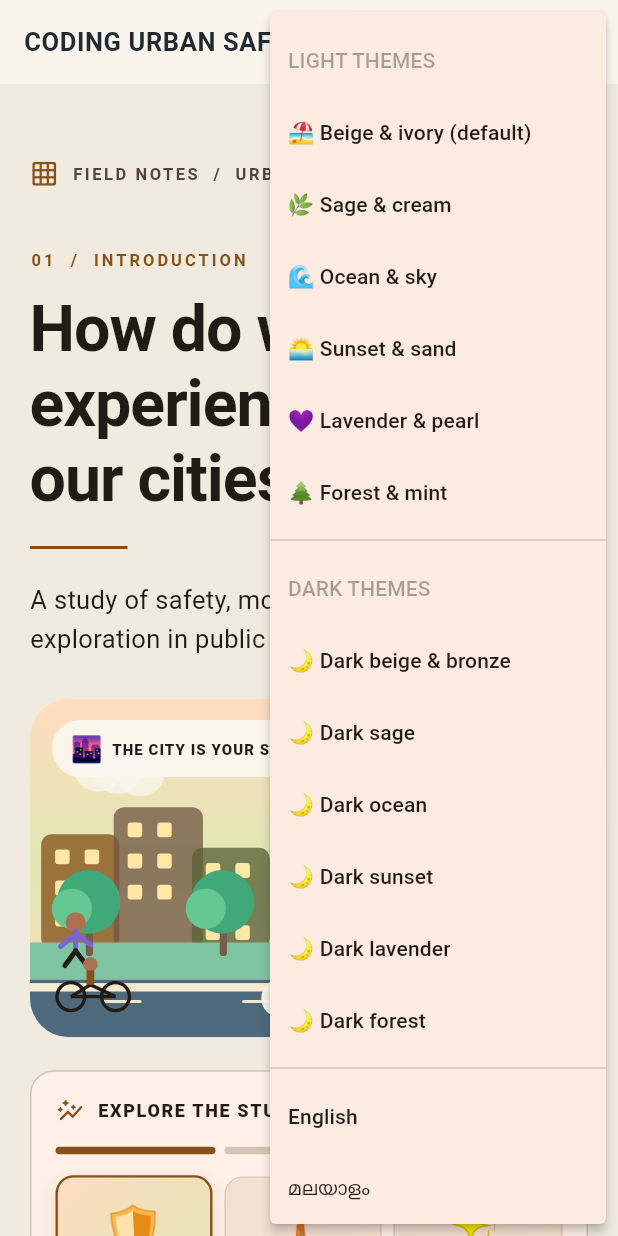
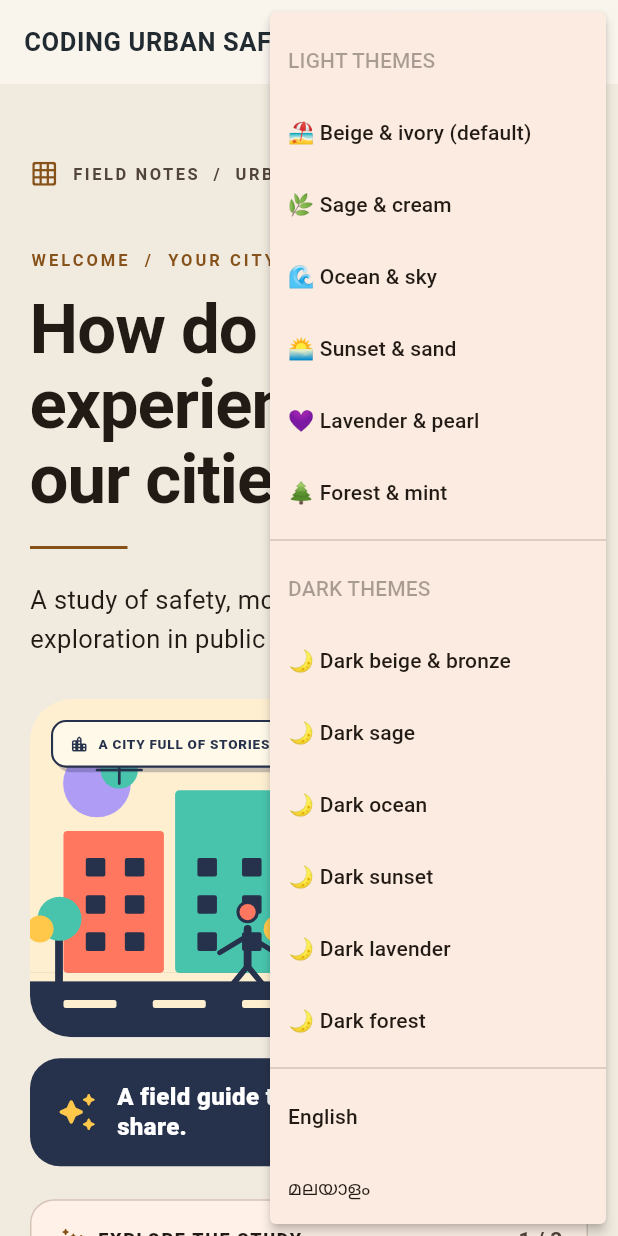
Before and after one commit to literallyshiva/coding-urban-safety, a Flutter app: the screen it shows after launch, after a tap on the "settings" icon, on a phone screen of 412 x 824 dp. Run offline on Flutter 3.47's test engine with Material 3 defaults, Android fonts, the phone set to English and light mode, and no system bars; our stand-ins replace cloud_firestore, firebase_auth, firebase_core, geolocator, google_maps_flutter, shared_preferences; missing offline and left inert: dart:html, dart:js_util; accounts and stored records are empty.

Commit message:
Add files via upload

```diff
--- a/lib/pages/home_page.dart
+++ b/lib/pages/home_page.dart
@@ -4,6 +4,7 @@
 import '../services/app_preferences.dart';
 import '../widgets/research_scaffold.dart';
 import '../widgets/animated_research_emoji.dart';
+import '../widgets/editorial_city_artwork.dart';
 import 'study_area_page.dart';
 import 'safety_assessment_page.dart';
 import 'research_dashboard_page.dart';
@@ -63,12 +64,12 @@
               ],
             ),
             const SizedBox(height: 25),
-            Text('01  /  INTRODUCTION',
+            Text('WELCOME  /  YOUR CITY, YOUR STORY',
               style: TextStyle(fontSize: 11, letterSpacing: 2,
                 fontWeight: FontWeight.w700, color: colors.primary)),
             const SizedBox(height: 13),
             Text(AppPreferences.instance.tr('How do we\nexperience\nour cities?', 'നമ്മുടെ നഗരങ്ങളെ\nനാം എങ്ങനെ\nഅനുഭവിക്കുന്നു?'),
-              style: TextStyle(fontSize: 43, height: 1.16,
+              style: TextStyle(fontSize: 46, height: 1.08,
                 fontWeight: FontWeight.w600, letterSpacing: -0.7, color: textColor)),
             const SizedBox(height: 20),
             Container(height: 2, width: 65, color: Theme.of(context).colorScheme.primary),
@@ -76,7 +77,9 @@
             Text(AppPreferences.instance.tr('A study of safety, movement and playful exploration in public spaces.', 'പൊതു ഇടങ്ങളിലെ സുരക്ഷ, സഞ്ചാരം, വിനോദാനുഭവങ്ങൾ എന്നിവയെക്കുറിച്ചുള്ള പഠനം.'),
               style: TextStyle(fontSize: 17, height: 1.55, color: textColor)),
             const SizedBox(height: 27),
-            const _AnimatedCityHero(),
+            const EditorialCityArtwork(),
+            const SizedBox(height: 14),
+            const _EditorialNote(),
             const SizedBox(height: 22),
             const _ExploreResearchCard(),
             const SizedBox(height: 22),
@@ -459,3 +462,24 @@
     );
   }
 }
+
+class _EditorialNote extends StatelessWidget {
+  const _EditorialNote();
+  @override
+  Widget build(BuildContext context) {
+    return Container(
+      padding: const EdgeInsets.symmetric(horizontal: 17, vertical: 16),
+      decoration: BoxDecoration(
+        color: const Color(0xFF26314B),
+        borderRadius: BorderRadius.circular(20)),
+      child: Row(children: [
+        const Icon(Icons.auto_awesome_rounded, color: Color(0xFFFFC84B), size: 28),
+        const SizedBox(width: 13),
+        Expanded(child: Text('A field guide to the spaces we share.',
+          style: const TextStyle(color: Colors.white, fontSize: 16,
+            height: 1.25, fontWeight: FontWeight.w800))),
+        const Icon(Icons.north_east_rounded, color: Color(0xFFFFC84B)),
+      ]),
+    );
+  }
+}
--- a/lib/pages/safety_assessment_page.dart
+++ b/lib/pages/safety_assessment_page.dart
@@ -1,4 +1,5 @@
 import '../widgets/research_progress.dart';
+import '../widgets/editorial_city_artwork.dart';
 
 import 'package:flutter/material.dart';
 
@@ -136,16 +137,20 @@
                 ),
               ),
 
-              const SizedBox(height: 32),
+              const SizedBox(height: 24),
+              const EditorialCityArtwork(safety: true),
+              const SizedBox(height: 26),
 
               Text(
-                'HOW SAFE DO YOU FEEL HERE?',
+                'How safe do you\nfeel here?',
                 style: Theme.of(context)
                     .textTheme
                     .headlineMedium
                     ?.copyWith(
                       color: Theme.of(context).colorScheme.onSurface,
                       fontWeight: FontWeight.w900,
+                      fontSize: 34,
+                      height: 1.12,
                     ),
               ),
 
@@ -226,11 +231,11 @@
                 ),
               ],
 
-              const SizedBox(height: 36),
-
-              Divider(color: Theme.of(context).colorScheme.outlineVariant),
-
-              const SizedBox(height: 24),
+              const SizedBox(height: 34),
+              Container(height: 5, width: 62,
+                decoration: BoxDecoration(color: const Color(0xFFFF775F),
+                  borderRadius: BorderRadius.circular(8))),
+              const SizedBox(height: 26),
 
               Row(
                 children: [
--- /dev/null
+++ b/lib/widgets/editorial_city_artwork.dart
@@ -0,0 +1,156 @@
+import 'dart:math' as math;
+import 'package:flutter/material.dart';
+
+/// Original vector artwork drawn locally by Flutter.
+/// No external assets, fonts, API calls, or new packages.
+class EditorialCityArtwork extends StatelessWidget {
+  const EditorialCityArtwork({super.key, this.safety = false});
+  final bool safety;
+
+  @override
+  Widget build(BuildContext context) {
+    return Semantics(
+      label: safety
+          ? 'Illustrated city crossing with a pedestrian, traffic light and street lamps'
+          : 'Illustrated city neighborhood with colorful buildings, trees, paths and people',
+      child: AspectRatio(
+        aspectRatio: safety ? 2.1 : 1.65,
+        child: ClipRRect(
+          borderRadius: BorderRadius.circular(28),
+          child: CustomPaint(
+            painter: _EditorialCityPainter(safety: safety),
+            child: Stack(children: [
+              Positioned(
+                top: 14, left: 14,
+                child: _Sticker(
+                  text: safety ? 'LOOK • NOTICE • REFLECT' : 'A CITY FULL OF STORIES',
+                  icon: safety ? Icons.visibility_rounded : Icons.location_city_rounded,
+                ),
+              ),
+              Positioned(
+                right: 14, bottom: 14,
+                child: _Sticker(
+                  text: safety ? 'YOUR VIEW MATTERS' : 'EXPLORE YOUR CITY',
+                  icon: Icons.arrow_outward_rounded,
+                ),
+              ),
+            ]),
+          ),
+        ),
+      ),
+    );
+  }
+}
+
+class _Sticker extends StatelessWidget {
+  const _Sticker({required this.text, required this.icon});
+  final String text;
+  final IconData icon;
+  @override
+  Widget build(BuildContext context) => Container(
+    padding: const EdgeInsets.symmetric(horizontal: 11, vertical: 8),
+    decoration: BoxDecoration(
+      color: const Color(0xFFFFF9E9),
+      border: Border.all(color: const Color(0xFF26314B), width: 1.4),
+      borderRadius: BorderRadius.circular(10),
+      boxShadow: const [BoxShadow(color: Color(0x4426314B), offset: Offset(3,3))],
+    ),
+    child: Row(mainAxisSize: MainAxisSize.min, children: [
+      Icon(icon, size: 13, color: const Color(0xFF26314B)),
+      const SizedBox(width: 6),
+      Text(text, style: const TextStyle(color: Color(0xFF26314B),
+        fontWeight: FontWeight.w900, fontSize: 9, letterSpacing: .5)),
+    ]),
+  );
+}
+
+class _EditorialCityPainter extends CustomPainter {
+  const _EditorialCityPainter({required this.safety});
+  final bool safety;
+  static const navy = Color(0xFF26314B);
+  static const cream = Color(0xFFFFEFD1);
+  static const coral = Color(0xFFFF775F);
+  static const teal = Color(0xFF48C4AD);
+  static const yellow = Color(0xFFFFC84B);
+  static const lilac = Color(0xFFAE9CF5);
+
+  @override
+  void paint(Canvas canvas, Size size) {
+    final w=size.width, h=size.height;
+    final s=math.min(w,h);
+    void rect(double x,double y,double ww,double hh,Color color,{double r=0}) {
+      canvas.drawRRect(RRect.fromRectAndRadius(Rect.fromLTWH(x*w,y*h,ww*w,hh*h),
+        Radius.circular(r*s)), Paint()..color=color);
+    }
+    void circ(double x,double y,double radius,Color color) {
+      canvas.drawCircle(Offset(x*w,y*h),radius*s,Paint()..color=color);
+    }
+    void line(double x,double y,double xx,double yy,Color color,double stroke) {
+      canvas.drawLine(Offset(x*w,y*h),Offset(xx*w,yy*h),
+        Paint()..color=color..strokeWidth=stroke*s..strokeCap=StrokeCap.round);
+    }
+    rect(0,0,1,1,cream);
+    circ(.82,.18,.15,yellow);
+    circ(.12,.25,.10,lilac);
+    // Hand-drawn street-grid motifs and dotted walking routes.
+    for (var i=0;i<8;i++) {
+      final x=.07+i*.12;
+      circ(x,.12,.005,navy);
+    }
+    for (var i=0;i<7;i++) {
+      final y=.22+i*.09;
+      circ(.95,y,.004,navy);
+    }
+    // Skyline of deliberately varied, poster-like geometric blocks.
+    rect(.06,.39,.18,.42,coral,r:.012);
+    rect(.26,.27,.20,.54,teal,r:.013);
+    rect(.49,.43,.17,.38,lilac,r:.013);
+    rect(.68,.32,.21,.49,yellow,r:.013);
+    for (final x in [.10,.17,.30,.38,.53,.60,.72,.81]) {
+      for (final y in [.47,.58,.69]) {
+        if ((x>.26 && x<.46 && y<.69) || y>=.47) {
+          rect(x,y,.035,.055,navy,r:.006);
+        }
+      }
+    }
+    // Street, crossing, and winding route.
+    rect(0,.81,1,.19,navy);
+    rect(0,.81,1,.025,cream);
+    for (var i=0;i<6;i++) {
+      rect(.06+i*.16,.89,.095,.024,cream,r:.007);
+    }
+    // Trees and shrubs.
+    for (final x in [.045,.47,.93]) {
+      rect(x,.68,.014,.17,navy,r:.004);
+      circ(x+.008,.65,.065,teal);
+      circ(x-.027,.68,.04,yellow);
+    }
+    // Crossing sign / streetlight with strong recognizable silhouette.
+    line(.59,.48,.59,.84,navy,.015);
+    rect(.555,.46,.07,.17,navy,r:.018);
+    circ(.59,.50,.015,coral);
+    circ(.59,.55,.015,yellow);
+    circ(.59,.60,.015,teal);
+    // A friendly pedestrian made from vector primitives.
+    circ(.39,.63,.033,navy);
+    circ(.39,.63,.024,coral);
+    line(.39,.68,.39,.79,navy,.023);
+    line(.39,.70,.34,.75,navy,.015);
+    line(.39,.70,.44,.75,navy,.015);
+    line(.39,.79,.35,.87,navy,.017);
+    line(.39,.79,.43,.87,navy,.017);
+    if (safety) {
+      // High-contrast editorial emphasis for safety scene.
+      circ(.17,.20,.085,coral);
+      line(.17,.15,.17,.22,navy,.014);
+      circ(.17,.26,.009,navy);
+    } else {
+      // A little exploratory compass.
+      circ(.16,.21,.055,teal);
+      line(.16,.17,.16,.25,navy,.008);
+      line(.12,.21,.20,.21,navy,.008);
+    }
+  }
+  @override
+  bool shouldRepaint(covariant _EditorialCityPainter old) => old.safety != safety;
+}
```
Also changed, not shown: 1 other file.
